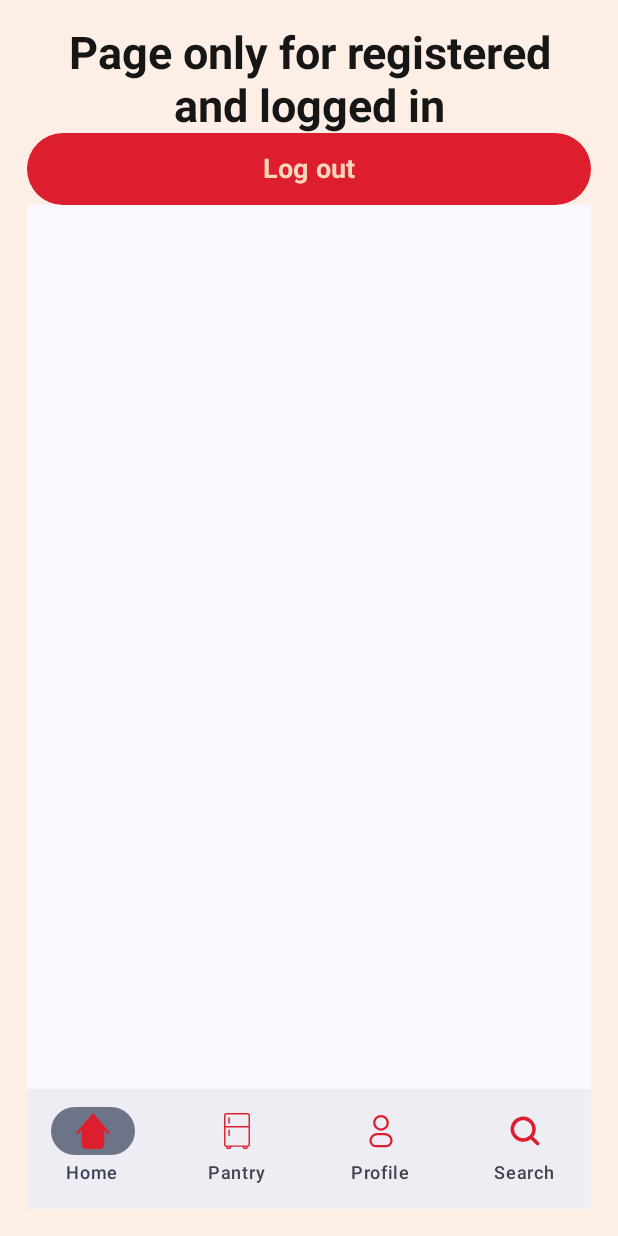
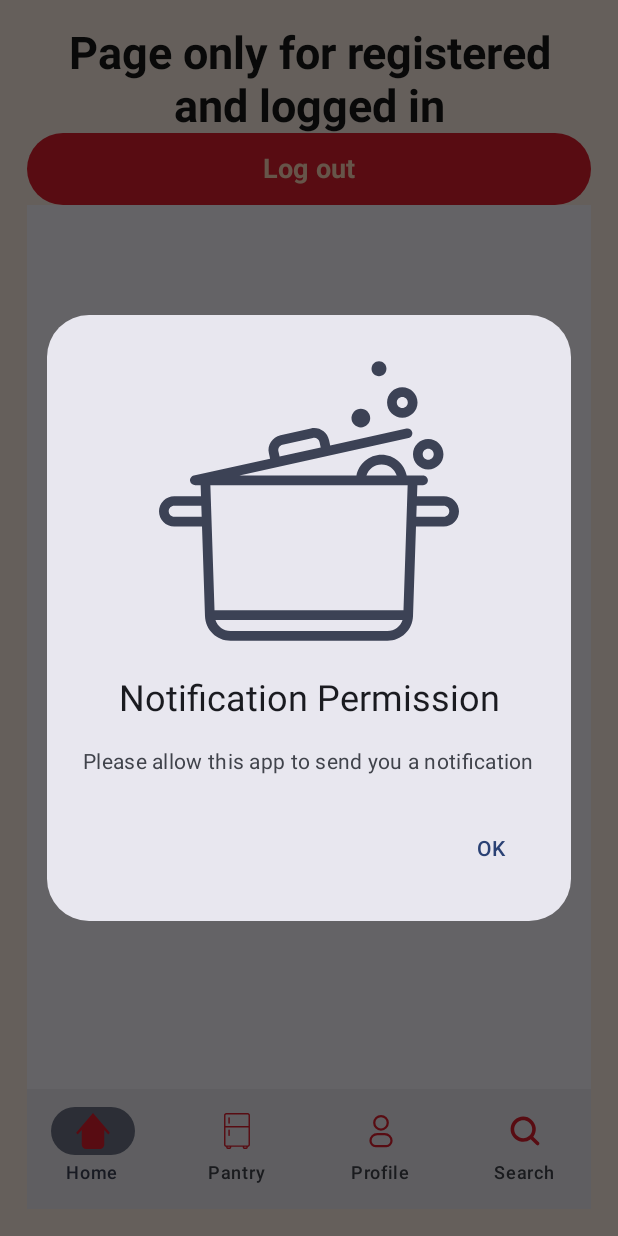
Before and after one commit to Belfagor99/Sous-Chef, an Android app built with Jetpack Compose: the HomeScreen screen opened through its navigation route, on a phone screen of 412 x 824 dp. Run offline under Robolectric (Android 15) with nearby library versions, the phone set to English and light mode, and no system bars; our stand-ins replace Dagger/Hilt's generated code, Firebase (no records; nobody signed in at launch, a user with empty details on screens opened directly).

Commit message:
firebase messaging service

```diff
--- a/app/build.gradle.kts
+++ b/app/build.gradle.kts
@@ -153,6 +153,8 @@ dependencies {
     implementation(platform("com.google.firebase:firebase-bom:32.6.0"))
     implementation("com.google.firebase:firebase-auth")
     implementation("com.google.firebase:firebase-firestore")
+    implementation("com.google.firebase:firebase-messaging-ktx")
+
 
     //for API calls
     //retrofit
@@ -163,4 +165,5 @@ dependencies {
     //gson converter
     implementation("com.squareup.retrofit2:converter-gson:2.9.0")
 
+    implementation("com.google.accompanist:accompanist-permissions:0.30.1")
 }
--- a/app/src/main/java/eu/mobcomputing/dima/registration/MainActivity.kt
+++ b/app/src/main/java/eu/mobcomputing/dima/registration/MainActivity.kt
@@ -1,11 +1,17 @@
 package eu.mobcomputing.dima.registration
 
+import android.os.Build
 import android.os.Bundle
+import android.util.Log
+import android.widget.Toast
 import androidx.activity.ComponentActivity
 import androidx.activity.compose.setContent
 import androidx.activity.viewModels
+import androidx.annotation.RequiresApi
 import androidx.navigation.NavHostController
 import androidx.navigation.compose.rememberNavController
+import com.google.android.gms.tasks.OnCompleteListener
+import com.google.firebase.messaging.FirebaseMessaging
 import dagger.hilt.android.AndroidEntryPoint
 import eu.mobcomputing.dima.registration.viewmodels.HomeViewModel
 import eu.mobcomputing.dima.registration.navigation.SetUpNavGraph
@@ -28,7 +34,22 @@ class MainActivity : ComponentActivity() {
      *     being shut down, this Bundle contains the data it most recently supplied in
      *     [onSaveInstanceState].
      */
+    @RequiresApi(Build.VERSION_CODES.TIRAMISU)
     override fun onCreate(savedInstanceState: Bundle?) {
+
+        FirebaseMessaging.getInstance().token.addOnCompleteListener(OnCompleteListener { task ->
+            if (!task.isSuccessful) {
+                Log.w("FCM", "Fetching FCM registration token failed", task.exception)
+                return@OnCompleteListener
+            }
+
+            // Get new FCM registration token
+            val token = task.result
+
+            // Log and the FCM
+            Log.d("FCM", token.toString());
+        })
+
         super.onCreate(savedInstanceState)
         setContent {
             RegistrationTheme {
--- /dev/null
+++ b/app/src/main/java/eu/mobcomputing/dima/registration/components/FirebaseMessagingNotificationPermissionDialog.kt
@@ -0,0 +1,47 @@
+package eu.mobcomputing.dima.registration.components
+
+import androidx.compose.material3.AlertDialog
+import androidx.compose.material3.Icon
+import androidx.compose.material3.Text
+import androidx.compose.material3.TextButton
+import androidx.compose.runtime.Composable
+import androidx.compose.runtime.MutableState
+import androidx.compose.ui.res.painterResource
+import com.google.accompanist.permissions.ExperimentalPermissionsApi
+import com.google.accompanist.permissions.PermissionState
+import com.google.firebase.ktx.Firebase
+import com.google.firebase.messaging.ktx.messaging
+import eu.mobcomputing.dima.registration.R
+
+@OptIn(ExperimentalPermissionsApi::class)
+@Composable
+fun FirebaseMessagingNotificationPermissionDialog(
+    showNotificationDialog: MutableState<Boolean>,
+    notificationPermissionState: PermissionState
+) {
+    if (showNotificationDialog.value) {
+        AlertDialog(
+            onDismissRequest = {
+                showNotificationDialog.value = false
+                notificationPermissionState.launchPermissionRequest()
+            },
+            title = { Text(text = "Notification Permission") },
+            text = { Text(text = "Please allow this app to send you a notification") },
+            icon = {
+                Icon(
+                    painter = painterResource(id = R.drawable.pot_svgrepo_com),
+                    contentDescription = null
+                )
+            },
+            confirmButton = {
+                TextButton(onClick = {
+                    showNotificationDialog.value = false
+                    notificationPermissionState.launchPermissionRequest()
+                    Firebase.messaging.subscribeToTopic("Tutorial")
+                }) {
+                    Text(text = "OK")
+                }
+            }
+        )
+    }
+}
--- a/app/src/main/java/eu/mobcomputing/dima/registration/navigation/NavGraph.kt
+++ b/app/src/main/java/eu/mobcomputing/dima/registration/navigation/NavGraph.kt
@@ -1,5 +1,7 @@
 package eu.mobcomputing.dima.registration.navigation
 
+import android.os.Build
+import androidx.annotation.RequiresApi
 import androidx.compose.runtime.Composable
 import androidx.compose.runtime.LaunchedEffect
 import androidx.lifecycle.viewmodel.compose.viewModel
@@ -26,6 +28,7 @@ import eu.mobcomputing.dima.registration.screens.WelcomeScreen
 import kotlinx.coroutines.delay
 import java.net.URLDecoder
 
+@RequiresApi(Build.VERSION_CODES.TIRAMISU)
 @Composable
 fun SetUpNavGraph(navController: NavHostController, homeViewModel: HomeViewModel) {
 
@@ -59,7 +62,7 @@ fun SetUpNavGraph(navController: NavHostController, homeViewModel: HomeViewModel
     NavHost(
         navController = navController,
         startDestination = Screen.Welcome.route
-    )
+        )
     {
         // composable functions for different screens
 
@@ -142,5 +145,7 @@ fun SetUpNavGraph(navController: NavHostController, homeViewModel: HomeViewModel
             ingredient?.let { AddIngredientToPantry(navController= navController, ingredient = it) }
         }
 
+
     }
+
 }
--- a/app/src/main/java/eu/mobcomputing/dima/registration/screens/HomeScreen.kt
+++ b/app/src/main/java/eu/mobcomputing/dima/registration/screens/HomeScreen.kt
@@ -1,5 +1,9 @@
 package eu.mobcomputing.dima.registration.screens
 
+import android.Manifest
+import android.os.Build
+import android.util.Log
+import androidx.annotation.RequiresApi
 import androidx.compose.foundation.background
 import androidx.compose.foundation.layout.Arrangement
 import androidx.compose.foundation.layout.Column
@@ -7,6 +11,9 @@ import androidx.compose.foundation.layout.fillMaxSize
 import androidx.compose.foundation.layout.padding
 import androidx.compose.material3.Surface
 import androidx.compose.runtime.Composable
+import androidx.compose.runtime.LaunchedEffect
+import androidx.compose.runtime.mutableStateOf
+import androidx.compose.runtime.remember
 import androidx.compose.ui.Modifier
 import androidx.compose.ui.res.colorResource
 import androidx.compose.ui.res.stringResource
@@ -15,10 +22,17 @@ import androidx.compose.ui.unit.dp
 import androidx.lifecycle.viewmodel.compose.viewModel
 import androidx.navigation.NavController
 import androidx.navigation.compose.rememberNavController
+import com.google.accompanist.permissions.ExperimentalPermissionsApi
+import com.google.accompanist.permissions.isGranted
+import com.google.accompanist.permissions.rememberPermissionState
+import com.google.firebase.ktx.Firebase
+import com.google.firebase.messaging.ktx.messaging
 import eu.mobcomputing.dima.registration.R
 import eu.mobcomputing.dima.registration.components.ButtonComponent
+import eu.mobcomputing.dima.registration.components.FirebaseMessagingNotificationPermissionDialog
 import eu.mobcomputing.dima.registration.components.HeaderTextComponent
 import eu.mobcomputing.dima.registration.components.NavigationBarComponent
+import eu.mobcomputing.dima.registration.utils.Constants
 import eu.mobcomputing.dima.registration.viewmodels.HomeViewModel
 
 /**
@@ -27,11 +41,36 @@ import eu.mobcomputing.dima.registration.viewmodels.HomeViewModel
  * @param navController NavController for navigating between screens.
  * @param homeViewModel ViewModel managing the logic for the Home screen.
  */
+@RequiresApi(Build.VERSION_CODES.TIRAMISU)
+@OptIn(ExperimentalPermissionsApi::class)
 @Composable
 fun HomeScreen(
     navController: NavController,
     homeViewModel: HomeViewModel = viewModel()
 ) {
+    val notificationPermissionState = rememberPermissionState(
+        permission = Manifest.permission.POST_NOTIFICATIONS
+    )
+    val showNotificationDialog = remember { mutableStateOf(false) }
+    if (showNotificationDialog.value) FirebaseMessagingNotificationPermissionDialog(
+        showNotificationDialog = showNotificationDialog,
+        notificationPermissionState = notificationPermissionState
+    )
+
+    LaunchedEffect(key1 = Unit) {
+        Log.d("Permission", "Notification permission status: ${notificationPermissionState.status}")
+        Log.d("Permission", "Is granted: ${notificationPermissionState.status.isGranted}")
+
+        if (notificationPermissionState.status.isGranted ||
+            Build.VERSION.SDK_INT < Build.VERSION_CODES.TIRAMISU
+        ) {
+            Firebase.messaging.subscribeToTopic(Constants.TOPIC)
+        } else{
+            Log.d("Permission", "Requesting notification permission")
+
+            showNotificationDialog.value = true
+        }
+    }
     Surface(
         color = colorResource(id = R.color.pink_50),
         modifier = Modifier
@@ -63,6 +102,7 @@ fun HomeScreen(
 /**
  * Preview annotation for previewing the HomeScreen in Android Studio.
  */
+@RequiresApi(Build.VERSION_CODES.TIRAMISU)
 @Preview
 @Composable
 fun HomeScreenPreview() {
--- a/app/src/main/java/eu/mobcomputing/dima/registration/screens/WelcomeScreen.kt
+++ b/app/src/main/java/eu/mobcomputing/dima/registration/screens/WelcomeScreen.kt
@@ -9,7 +9,7 @@ import androidx.compose.foundation.layout.aspectRatio
 import androidx.compose.foundation.layout.fillMaxSize
 import androidx.compose.foundation.layout.fillMaxWidth
 import androidx.compose.foundation.layout.padding
-import androidx.compose.material.Surface
+import androidx.compose.material3.Surface
 import androidx.compose.runtime.Composable
 import androidx.compose.ui.Alignment
 import androidx.compose.ui.Modifier
--- a/app/src/main/java/eu/mobcomputing/dima/registration/viewmodels/HomeViewModel.kt
+++ b/app/src/main/java/eu/mobcomputing/dima/registration/viewmodels/HomeViewModel.kt
@@ -27,6 +27,7 @@ data class BottomNavigationItem(
 /**
  * ViewModel for the home screen responsible for handling user login status.
  */
+
 class HomeViewModel : ViewModel() {
     val userLoggedIn: MutableState<Boolean> = mutableStateOf(false)
 
--- /dev/null
+++ b/app/src/main/res/drawable/pot_svgrepo_com.xml
@@ -0,0 +1,21 @@
+<vector xmlns:android="http://schemas.android.com/apk/res/android"
+    android:width="200dp"
+    android:height="200dp"
+    android:viewportWidth="463"
+    android:viewportHeight="463">
+  <path
+      android:pathData="M439.5,224h-41.31l0.57,-17h8.75c4.14,0 7.5,-3.36 7.5,-7.5s-3.36,-7.5 -7.5,-7.5h-25.22c-3.52,-18.2 -19.56,-32 -38.78,-32s-35.26,13.8 -38.78,32H124.12l261,-57.67c4.04,-0.89 6.6,-4.9 5.7,-8.94c-0.89,-4.05 -4.9,-6.59 -8.94,-5.7L264.22,145.68l-1.83,-8.3c-2.8,-12.65 -15.36,-20.67 -28.02,-17.88L187.5,129.86c-12.65,2.8 -20.67,15.36 -17.88,28.02l1.83,8.3L53.79,192.18c-4.04,0.89 -6.6,4.9 -5.7,8.94c0.7,3.18 3.33,5.42 6.38,5.8c0.25,0.03 0.49,0.05 0.75,0.06c0.06,0 0.12,0.02 0.19,0.02c0.02,0 0.04,-0 0.06,-0c0.01,0 0.02,0 0.03,0h8.75l0.57,17H23.5C10.54,224 0,234.54 0,247.5S10.54,271 23.5,271h42.88l4.59,137.82C71.69,430.23 89.03,447 110.45,447h242.1c21.42,0 38.76,-16.77 39.48,-38.18L396.62,271H439.5c12.96,0 23.5,-10.54 23.5,-23.5S452.46,224 439.5,224zM190.74,144.51l46.87,-10.36c4.58,-1.01 9.12,1.89 10.13,6.47l1.83,8.3l-63.47,14.02l-1.83,-8.3C183.26,150.07 186.16,145.52 190.74,144.51zM23.5,256c-4.69,0 -8.5,-3.81 -8.5,-8.5s3.81,-8.5 8.5,-8.5h41.81l0.57,17H23.5zM343.5,175c10.89,0 20.15,7.15 23.32,17h-46.64C323.35,182.15 332.61,175 343.5,175zM352.55,432H110.45c-10.96,0 -20.18,-7.07 -23.34,-17h288.77C372.73,424.92 363.51,432 352.55,432zM377.31,400H85.69l-6.43,-193h304.49L377.31,400zM439.5,256h-42.38l0.57,-17H439.5c4.69,0 8.5,3.81 8.5,8.5S444.19,256 439.5,256z"
+      android:fillColor="#dd1e2e"/>
+  <path
+      android:pathData="M392,159.5c0,12.96 10.54,23.5 23.5,23.5s23.5,-10.54 23.5,-23.5S428.46,136 415.5,136S392,146.54 392,159.5zM415.5,151c4.69,0 8.5,3.81 8.5,8.5s-3.81,8.5 -8.5,8.5s-8.5,-3.81 -8.5,-8.5S410.81,151 415.5,151z"
+      android:fillColor="#dd1e2e"/>
+  <path
+      android:pathData="M375.5,103c12.96,0 23.5,-10.54 23.5,-23.5S388.46,56 375.5,56S352,66.54 352,79.5S362.54,103 375.5,103zM375.5,71c4.69,0 8.5,3.81 8.5,8.5s-3.81,8.5 -8.5,8.5s-8.5,-3.81 -8.5,-8.5S370.81,71 375.5,71z"
+      android:fillColor="#dd1e2e"/>
+  <path
+      android:pathData="M311.5,117.95c7.97,0 14.45,-6.48 14.45,-14.45s-6.48,-14.45 -14.45,-14.45c-7.97,0 -14.45,6.48 -14.45,14.45S303.53,117.95 311.5,117.95z"
+      android:fillColor="#dd1e2e"/>
+  <path
+      android:pathData="M339.5,39c6.34,0 11.5,-5.16 11.5,-11.5S345.84,16 339.5,16S328,21.16 328,27.5S333.16,39 339.5,39z"
+      android:fillColor="#dd1e2e"/>
+</vector>
--- a/app/src/main/res/values/strings.xml
+++ b/app/src/main/res/values/strings.xml
@@ -28,4 +28,6 @@
     <string name="registration_successful">Welcome to </string>
     <string name="after_registration">Before you journey may start, tell us a little more about yourself.</string>
     <string name="sign_up">Sign me up</string>
+    <string name="defaultnotification_channel_id">SousChefChannel</string>
+    <string name="default_notification_channel_id">default_sous_chef_app</string>
 </resources>
```
Also changed, not shown: app/src/main/AndroidManifest.xml (+16 -0 lines), app/src/main/java/eu/mobcomputing/dima/registration/MyMessagingService.kt (added, +52 -0 lines), app/src/main/java/eu/mobcomputing/dima/registration/utils/Constants.kt (+7 -1 lines).
